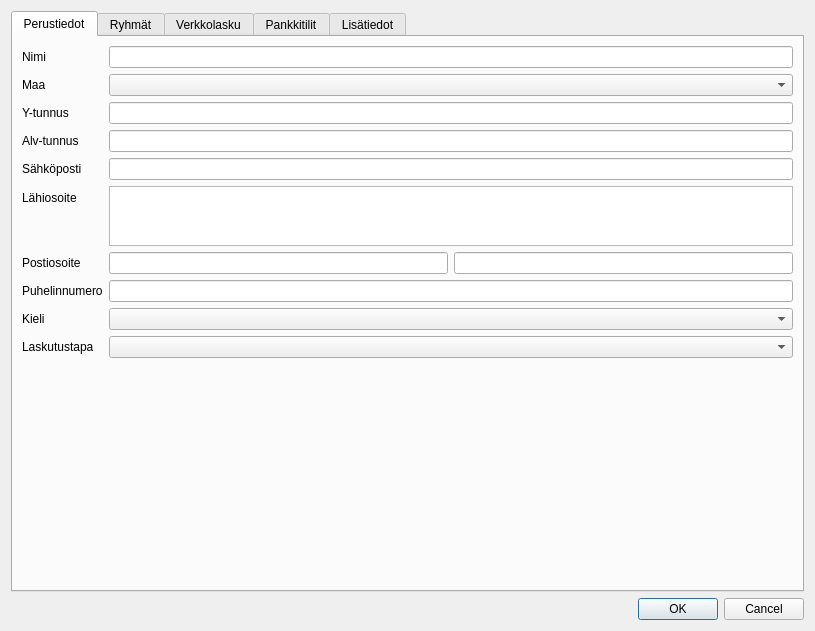
artoh/kitupiikki, file kitsas/rekisteri/asiakastoimittajadlg.ui: the form before one commit.
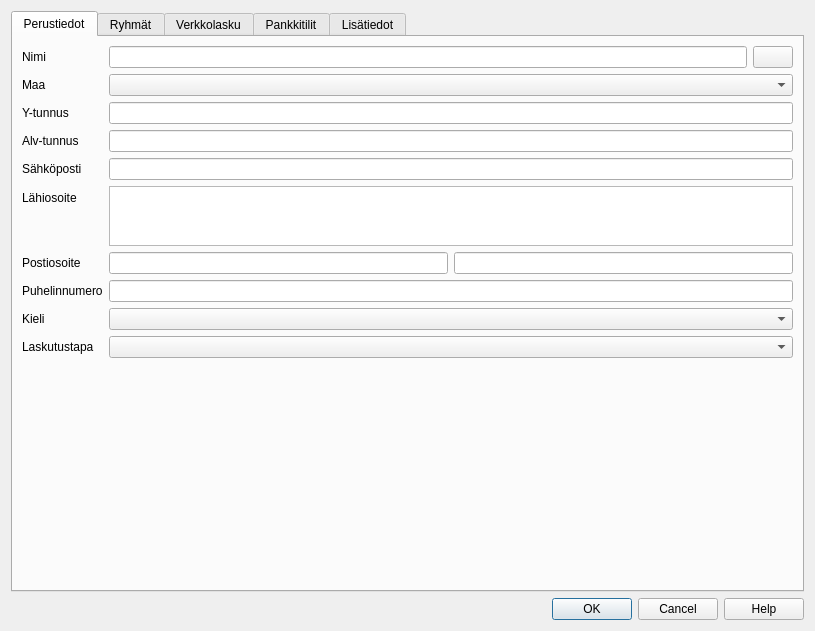
The form after the commit. Icons and pictures are not drawn. Custom widgets are drawn as their Qt base class.

Patch:
```diff
--- a/kitsas/rekisteri/asiakastoimittajadlg.ui
+++ b/kitsas/rekisteri/asiakastoimittajadlg.ui
@@ -39,7 +39,22 @@
         </widget>
        </item>
        <item row="0" column="1">
-        <widget class="QLineEdit" name="nimiEdit"/>
+        <layout class="QHBoxLayout" name="horizontalLayout_2">
+         <item>
+          <widget class="QLineEdit" name="nimiEdit"/>
+         </item>
+         <item>
+          <widget class="QPushButton" name="haeNappi">
+           <property name="text">
+            <string/>
+           </property>
+           <property name="icon">
+            <iconset resource="../pic/pic.qrc">
+             <normaloff>:/pic/etsi.png</normaloff>:/pic/etsi.png</iconset>
+           </property>
+          </widget>
+         </item>
+        </layout>
        </item>
        <item row="1" column="0">
         <widget class="QLabel" name="label_2">
@@ -289,7 +304,7 @@
       <enum>Qt::Horizontal</enum>
      </property>
      <property name="standardButtons">
-      <set>QDialogButtonBox::Cancel|QDialogButtonBox::Ok</set>
+      <set>QDialogButtonBox::Cancel|QDialogButtonBox::Help|QDialogButtonBox::Ok</set>
      </property>
     </widget>
    </item>
```
Left out of the diff: 20 changed lines with no effect on the pictures.
